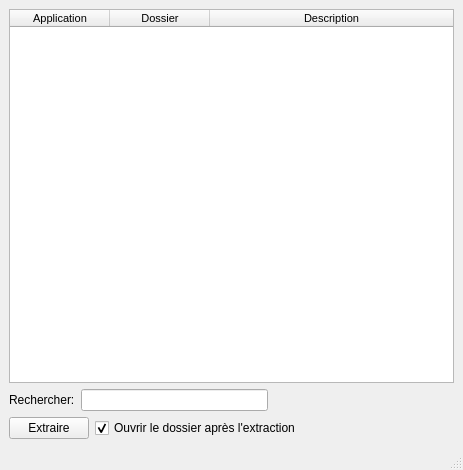
The window that gui.ui (seigneurfuo/mytoolboxlist) describes before a commit, drawn with Qt 5.
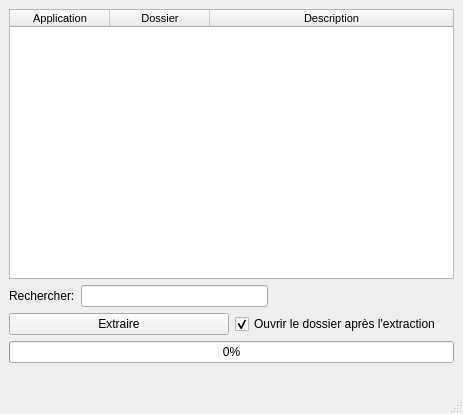
The same window after the commit.

Commit message: Ajout d'une barrede progression + quelques infos en plus.

```diff
--- a/gui.ui
+++ b/gui.ui
@@ -7,7 +7,7 @@
     <x>0</x>
     <y>0</y>
     <width>463</width>
-    <height>470</height>
+    <height>414</height>
    </rect>
   </property>
   <property name="windowTitle">
@@ -83,14 +83,14 @@
     </item>
     <item>
      <layout class="QGridLayout" name="gridLayout">
-      <item row="0" column="0">
+      <item row="1" column="0">
        <widget class="QPushButton" name="pushButton">
         <property name="text">
          <string>Extraire</string>
         </property>
        </widget>
       </item>
-      <item row="0" column="1">
+      <item row="1" column="1">
        <widget class="QCheckBox" name="checkBox">
         <property name="text">
          <string>Ouvrir le dossier après l'extraction</string>
@@ -100,21 +100,25 @@
         </property>
        </widget>
       </item>
-      <item row="0" column="2">
-       <spacer name="horizontalSpacer_2">
-        <property name="orientation">
-         <enum>Qt::Horizontal</enum>
-        </property>
-        <property name="sizeHint" stdset="0">
-         <size>
-          <width>40</width>
-          <height>20</height>
-         </size>
-        </property>
-       </spacer>
+      <item row="0" column="3">
+       <layout class="QHBoxLayout" name="horizontalLayout"/>
       </item>
      </layout>
     </item>
+    <item>
+     <widget class="QProgressBar" name="progressbar">
+      <property name="value">
+       <number>0</number>
+      </property>
+     </widget>
+    </item>
+    <item>
+     <widget class="QLabel" name="label_2">
+      <property name="text">
+       <string>&lt;filename&gt;</string>
+      </property>
+     </widget>
+    </item>
    </layout>
   </widget>
   <widget class="QMenuBar" name="menubar">
```
Left out of the diff: 2 changed lines with no effect on the pictures. The commit also changes 1 other file.
